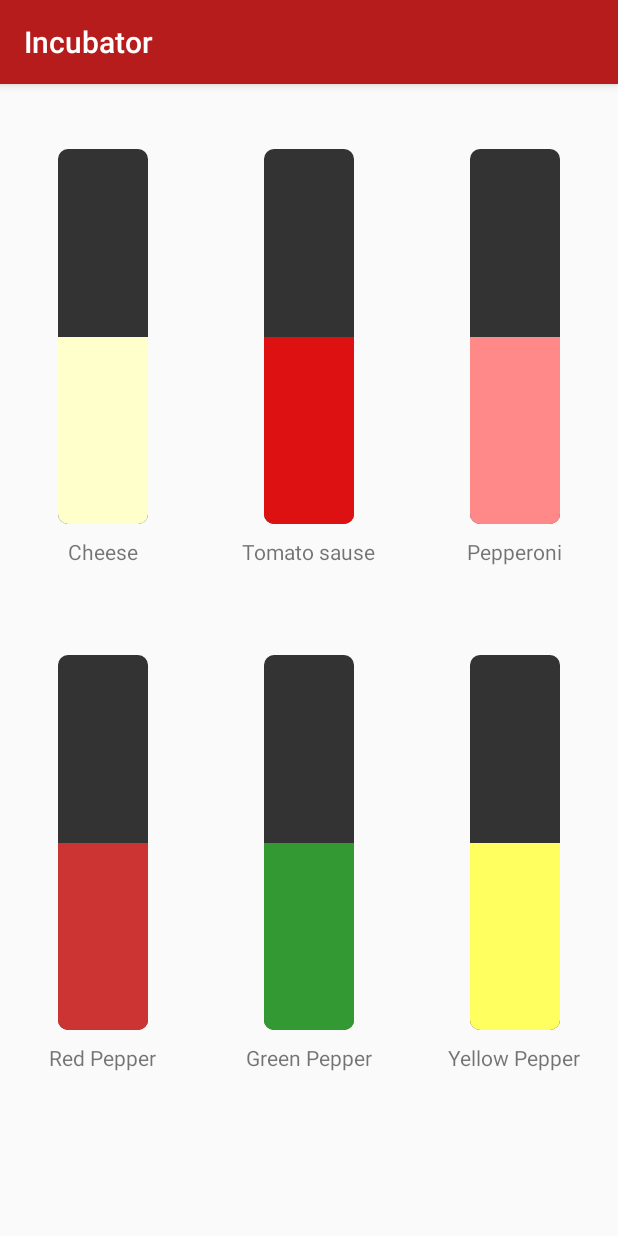
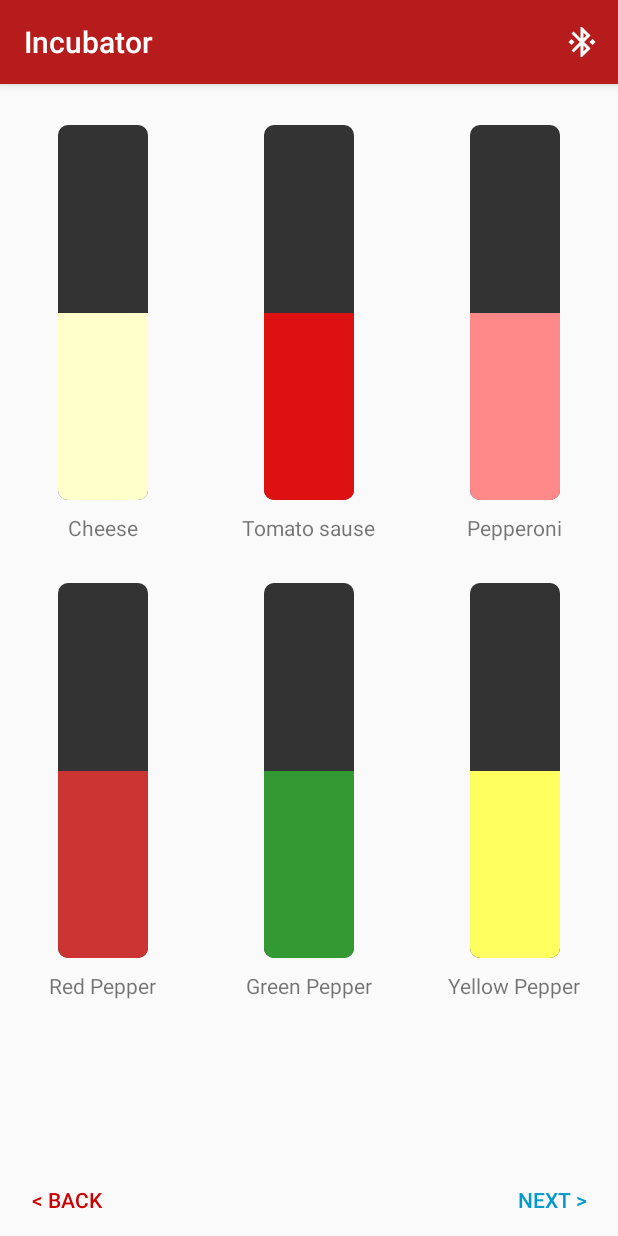
Before and after one commit to Camerash/Incubator, an Android app: the screen it shows after launch (MainActivity before the commit, ToppingPickerActivity after it), on a phone screen of 412 x 824 dp. Run offline under Robolectric (Android 15) with nearby library versions, the phone set to English and light mode, and no system bars; 4 statements that could not run were skipped.

Commit message:
feat: rename main activity

```diff
--- a/app/src/main/AndroidManifest.xml
+++ b/app/src/main/AndroidManifest.xml
@@ -9,7 +9,7 @@
             android:roundIcon="@mipmap/ic_launcher_round"
             android:supportsRtl="true"
             android:theme="@style/AppTheme">
-        <activity android:name=".MainActivity">
+        <activity android:name=".ToppingPickerActivity">
             <intent-filter>
                 <action android:name="android.intent.action.MAIN"/>
                 <action android:name="android.intent.action.VIEW"/>
--- a/app/src/main/java/com/camerash/incubator/MainActivity.kt
+++ b/app/src/main/java/com/camerash/incubator/ToppingPickerActivity.kt
@@ -6,18 +6,24 @@ import android.support.v7.app.AppCompatActivity
 import android.support.v7.widget.GridLayoutManager
 import android.support.v7.widget.RecyclerView
 import android.view.LayoutInflater
+import android.view.Menu
 import android.view.View
 import android.view.ViewGroup
-import kotlinx.android.synthetic.main.activity_main.*
+import kotlinx.android.synthetic.main.activity_topping_picker.*
 import kotlinx.android.synthetic.main.item_topping.view.*
 
 
-class MainActivity : AppCompatActivity() {
+class ToppingPickerActivity : AppCompatActivity() {
 
     override fun onCreate(savedInstanceState: Bundle?) {
         super.onCreate(savedInstanceState)
-        setContentView(R.layout.activity_main)
+        setContentView(R.layout.activity_topping_picker)
         setupRecyclerView()
+    }
+
+    override fun onCreateOptionsMenu(menu: Menu): Boolean {
+        menuInflater.inflate(R.menu.menu_main, menu)
+        return super.onCreateOptionsMenu(menu)
     }
 
     private fun setupRecyclerView() {
--- a/app/src/main/res/layout/activity_main.xml
+++ /dev/null
@@ -1,13 +0,0 @@
-<?xml version="1.0" encoding="utf-8"?>
-<RelativeLayout xmlns:android="http://schemas.android.com/apk/res/android"
-    xmlns:tools="http://schemas.android.com/tools"
-    android:layout_width="match_parent"
-    android:layout_height="match_parent"
-    tools:context=".MainActivity">
-
-    <android.support.v7.widget.RecyclerView
-        android:id="@+id/topping_recycler_view"
-        android:layout_width="match_parent"
-        android:layout_height="match_parent"/>
-
-</RelativeLayout>
--- /dev/null
+++ b/app/src/main/res/layout/activity_topping_picker.xml
@@ -0,0 +1,41 @@
+<?xml version="1.0" encoding="utf-8"?>
+<RelativeLayout xmlns:android="http://schemas.android.com/apk/res/android"
+    xmlns:tools="http://schemas.android.com/tools"
+    android:layout_width="match_parent"
+    android:layout_height="match_parent"
+    tools:context=".ToppingPickerActivity">
+
+    <android.support.v7.widget.RecyclerView
+        android:id="@+id/topping_recycler_view"
+        android:layout_width="match_parent"
+        android:layout_height="match_parent"
+        android:layout_above="@id/button_group"
+        android:overScrollMode="never"/>
+
+    <RelativeLayout
+        android:id="@+id/button_group"
+        android:layout_width="match_parent"
+        android:layout_height="wrap_content"
+        android:layout_alignParentBottom="true">
+
+        <Button
+            android:id="@+id/back_button"
+            android:layout_width="wrap_content"
+            android:layout_height="wrap_content"
+            android:textColor="@android:color/holo_red_dark"
+            android:text="@string/back"
+            android:background="?attr/selectableItemBackground"
+            android:layout_alignParentStart="true"/>
+
+        <Button
+            android:id="@+id/next_button"
+            android:layout_width="wrap_content"
+            android:layout_height="wrap_content"
+            android:textColor="@android:color/holo_blue_dark"
+            android:text="@string/next"
+            android:background="?attr/selectableItemBackground"
+            android:layout_alignParentEnd="true"/>
+
+    </RelativeLayout>
+
+</RelativeLayout>
--- a/app/src/main/res/layout/item_topping.xml
+++ b/app/src/main/res/layout/item_topping.xml
@@ -3,8 +3,7 @@
     xmlns:app="http://schemas.android.com/apk/res-auto"
     android:layout_width="match_parent"
     android:layout_height="wrap_content"
-    android:layout_gravity="center"
-    android:padding="16dp">
+    android:layout_gravity="center">
 
     <com.camerash.incubator.BoxedVertical
         android:id="@+id/seekbar"
--- a/app/src/main/res/menu/menu_main.xml
+++ b/app/src/main/res/menu/menu_main.xml
@@ -1,7 +1,10 @@
 <?xml version="1.0" encoding="utf-8"?>
-<menu xmlns:app="http://schemas.android.com/apk/res-auto" xmlns:android="http://schemas.android.com/apk/res/android">
-    <item android:id="@+id/connection"
-          android:icon="@drawable/ic_bluetooth_connected_black_24dp"
-          android:title="@string/bluetooth_connection"
-          app:showAsAction="always"/>
+<menu xmlns:android="http://schemas.android.com/apk/res/android"
+    xmlns:app="http://schemas.android.com/apk/res-auto">
+
+    <item
+        android:id="@+id/connection"
+        android:icon="@drawable/ic_bluetooth_connected_black_24dp"
+        android:title="@string/bluetooth_connection"
+        app:showAsAction="always" />
 </menu>
--- a/app/src/main/res/values/strings.xml
+++ b/app/src/main/res/values/strings.xml
@@ -2,4 +2,6 @@
     <string name="app_name">Incubator</string>
 
     <string name="bluetooth_connection">Connect to incubator</string>
+    <string name="back">&lt; Back</string>
+    <string name="next">Next &gt;</string>
 </resources>
```
